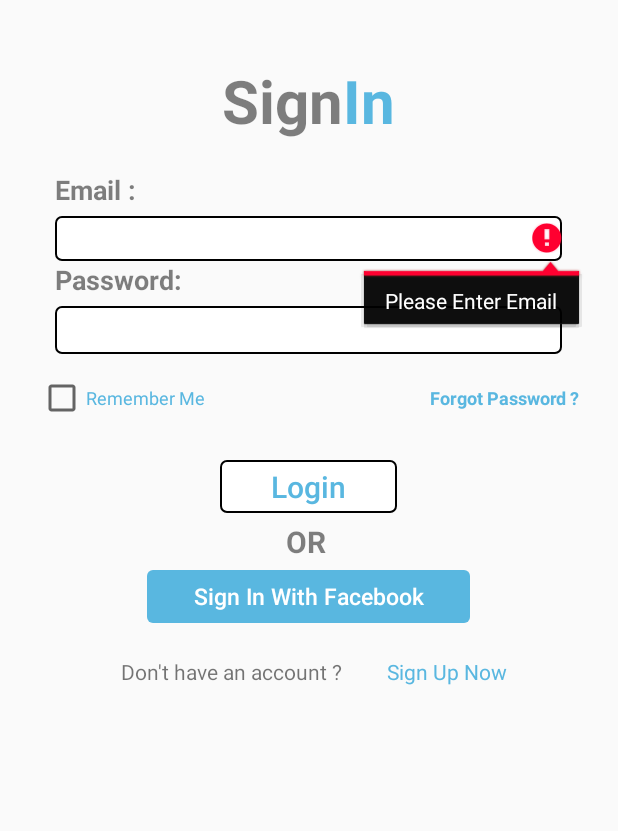
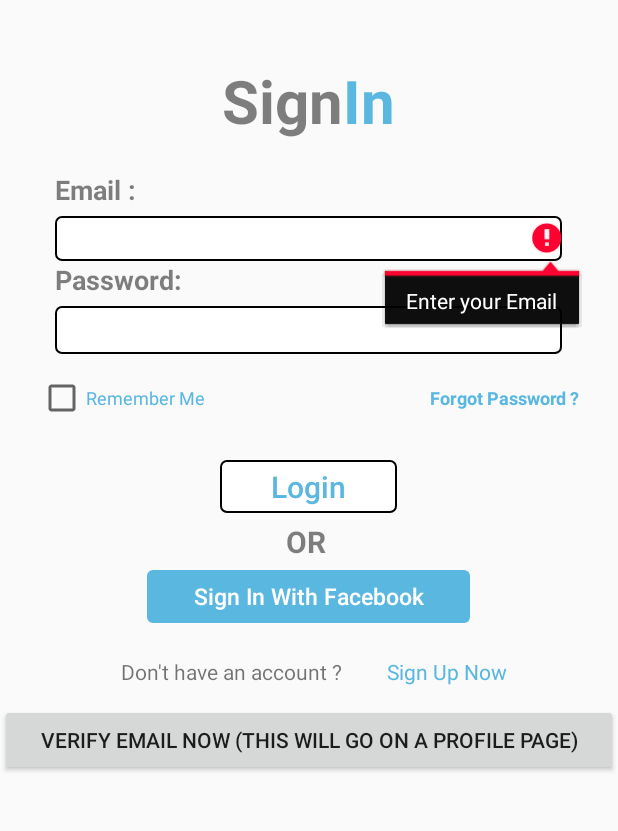
Before and after one commit to NoumanEjaz121/CauseFairy1, an Android app: the MainActivity screen opened directly, with no data from a screen before it, after a tap on "Login", on a phone screen of 412 x 824 dp, the part 161-992 px from its top. Run offline under Robolectric (Android 15) with nearby library versions, the phone set to English and light mode, and no system bars; our stand-ins replace Firebase (no records; nobody signed in at launch, a user with empty details on screens opened directly); Roboto replaces fonts that are not available here.

Commit message:
CF1 talking to milo
sign up/ sign in

```diff
--- a/app/src/main/java/com/example/causefairy/MainActivity.java
+++ b/app/src/main/java/com/example/causefairy/MainActivity.java
@@ -1,30 +1,32 @@
 package com.example.causefairy;
+
+import android.app.ProgressDialog;
+import android.content.Intent;
+import android.os.Bundle;
+import android.text.TextUtils;
+import android.view.View;
+import android.widget.Button;
+import android.widget.EditText;
+import android.widget.TextView;
+import android.widget.Toast;
 
 import androidx.annotation.NonNull;
 import androidx.appcompat.app.AppCompatActivity;
-
-import android.content.Intent;
-import android.os.Bundle;
-import android.util.Log;
-import android.view.View;
-import android.widget.Button;
-import android.widget.EditText;
-import android.widget.ImageView;
-import android.widget.TextView;
-import android.widget.Toast;
 
 import com.google.android.gms.tasks.OnCompleteListener;
 import com.google.android.gms.tasks.Task;
 import com.google.firebase.auth.AuthResult;
 import com.google.firebase.auth.FirebaseAuth;
-import com.google.firebase.auth.FirebaseUser;
 
 public class MainActivity extends AppCompatActivity {
-    EditText etEmail, etPass;
-    Button btnLogin;
-    TextView tvReg, tvfrgtPass;
+    private EditText etEmail, etPass;
+    Button btnLogin, btnResendCode;
+    TextView tvReg, tvfrgtPass, tvVerifyMsg;
+
+    ProgressDialog progressDialog;
     private FirebaseAuth mAuth;
-    private FirebaseAuth.AuthStateListener mAuthListener;
+
+    FirebaseAuth.AuthStateListener mAuthListener;
 
     @Override
     protected void onCreate(Bundle savedInstanceState) {
@@ -34,9 +36,12 @@ public class MainActivity extends AppCompatActivity {
         mAuth = FirebaseAuth.getInstance();
         etEmail = findViewById(R.id.etEmail);
         etPass = findViewById(R.id.etPass);
+        tvReg = findViewById(R.id.tvReg);
         btnLogin = findViewById(R.id.btnLogin);
-        tvReg = findViewById(R.id.tvReg);
         tvfrgtPass = findViewById(R.id.tvfrgtPass);
+        progressDialog = new ProgressDialog(this);
+        btnResendCode = findViewById(R.id.btnResendCode);
+        tvVerifyMsg = findViewById(R.id.tvVerifyMsg);
 
         mAuthListener = new FirebaseAuth.AuthStateListener() {
             @Override
@@ -47,15 +52,22 @@ public class MainActivity extends AppCompatActivity {
                 }
             }
         };
-        tvfrgtPass.setOnClickListener(new View.OnClickListener() {
+       /* tvfrgtPass.setOnClickListener(new View.OnClickListener() {
             @Override
             public void onClick(View v) {
                 Intent f = new Intent(MainActivity.this, Reset_Password.class);
                 startActivity(f);
             }
         });
+*/
+        btnLogin.setOnClickListener(new View.OnClickListener() {
+            @Override
+            public void onClick(View v) {
+                Login();
+            }
+        });
 
-        btnLogin.setOnClickListener(new View.OnClickListener() {
+      /*  btnLogin.setOnClickListener(new View.OnClickListener() {
             @Override
             public void onClick(View v) {
                 String email, pass;
@@ -91,7 +103,7 @@ public class MainActivity extends AppCompatActivity {
                     Toast.makeText(MainActivity.this, "Incorrect Username or Password!", Toast.LENGTH_SHORT).show();
                 }
             }
-        });
+        }); */
 
         tvReg.setOnClickListener(new View.OnClickListener() {
             @Override
@@ -102,5 +114,72 @@ public class MainActivity extends AppCompatActivity {
 
             }
         });
+        /*
+        tvfrgtPass.setOnClickListener(new View.OnClickListener() {
+            @Override
+            public void onClick(View v) {
+
+                final EditText resetMail = new EditText(v.getContext());
+                AlertDialog.Builder passwordResetDialog = new AlertDialog.Builder(v.getContext());
+                passwordResetDialog.setTitle("Reset Password?");
+                passwordResetDialog.setMessage("Enter your email to receive the Reset Link");
+                passwordResetDialog.setView(resetMail);
+
+                passwordResetDialog.setPositiveButton("Yes", new DialogInterface.OnClickListener() {
+                    @Override
+                    public void onClick(DialogInterface dialog, int which) {
+                        String mail = resetMail.getText().toString();
+                        mAuth.sendPasswordResetEmail(mail).addOnSuccessListener(new OnSuccessListener<Void>() {
+                            @Override
+                            public void onSuccess(Void aVoid) {
+                                Toast.makeText(MainActivity.this, "Rest Link has been sent to your email", Toast.LENGTH_SHORT).show();
+                            }
+                        }).addOnFailureListener(new OnFailureListener() {
+                            @Override
+                            public void onFailure(@NonNull Exception e) {
+                                Toast.makeText(MainActivity.this, "Error! Link not sent" + e.getMessage(), Toast.LENGTH_SHORT).show();
+                            }
+                        });
+                    }
+                });
+               /* passwordResetDialog.setPositiveButton("No", new DialogInterface.OnClickListener() {
+                    @Override
+                    public void onClick(DialogInterface dialog, int which) {
+
+                    }
+                });
+                passwordResetDialog.create().show();
+            }
+        }); */
+    }
+    private void Login(){
+        String email = etEmail.getText().toString();
+        String password = etPass.getText().toString();
+        if(TextUtils.isEmpty(email)){
+            etEmail.setError("Enter your Email");
+            return;
+        }
+        else if(TextUtils.isEmpty(password)) {
+            etPass.setError("Enter your Password");
+            return;
+        }
+        progressDialog.setMessage("PLease Wait...");
+        progressDialog.show();
+        progressDialog.setCanceledOnTouchOutside(false);
+        mAuth.signInWithEmailAndPassword(email, password).addOnCompleteListener(this, new OnCompleteListener<AuthResult>() {
+            @Override
+            public void onComplete(@NonNull Task<AuthResult> task) {
+                if(task.isSuccessful()){
+                    Toast.makeText(MainActivity.this, "Sign In Successfull!", Toast.LENGTH_SHORT).show();
+                    Intent i = new Intent(MainActivity.this, HomePage.class );
+                    startActivity(i);
+                    finish();
+                }
+                else{
+                    Toast.makeText(MainActivity.this, "Sign In Failed!", Toast.LENGTH_SHORT).show();
+                }
+                progressDialog.dismiss();
+            }
+        });
     }
 }
--- a/app/src/main/res/layout/activity_main.xml
+++ b/app/src/main/res/layout/activity_main.xml
@@ -209,6 +209,12 @@
 
         </LinearLayout>
 
+        <Button
+            android:id="@+id/btnResendCode"
+            android:layout_width="match_parent"
+            android:layout_height="wrap_content"
+            android:text="Verify Email Now (THis will go on a profile page)" />
+
 
     </LinearLayout>
 </RelativeLayout>
--- a/build.gradle
+++ b/build.gradle
@@ -22,6 +22,7 @@ allprojects {
         maven { url 'https://maven.google.com' }
         jcenter()
 
+
     }
 }
 
```
Also changed, not shown: app/build.gradle (+8 -1 lines), app/src/main/AndroidManifest.xml (+15 -0 lines), app/src/main/java/com/example/causefairy/SignUp.java (+128 -6 lines), app/src/main/res/layout/activity_reset__password.xml (+8 -0 lines), app/src/main/res/xml/file_paths.xml (added, +18 -0 lines), 1 other file.
